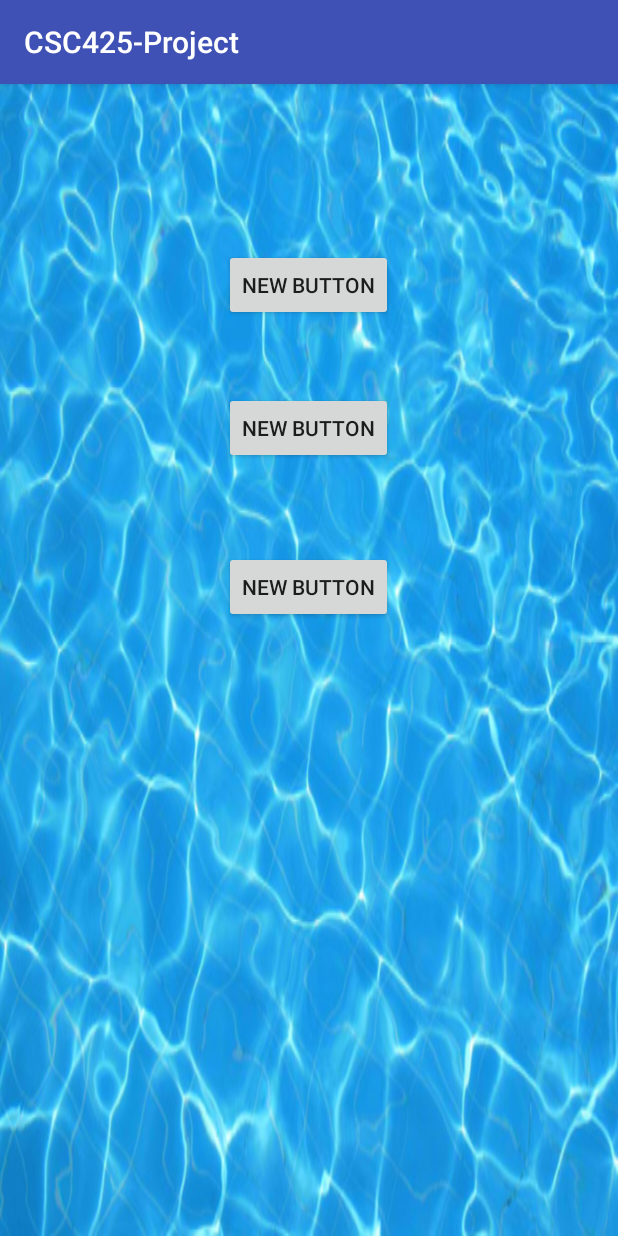
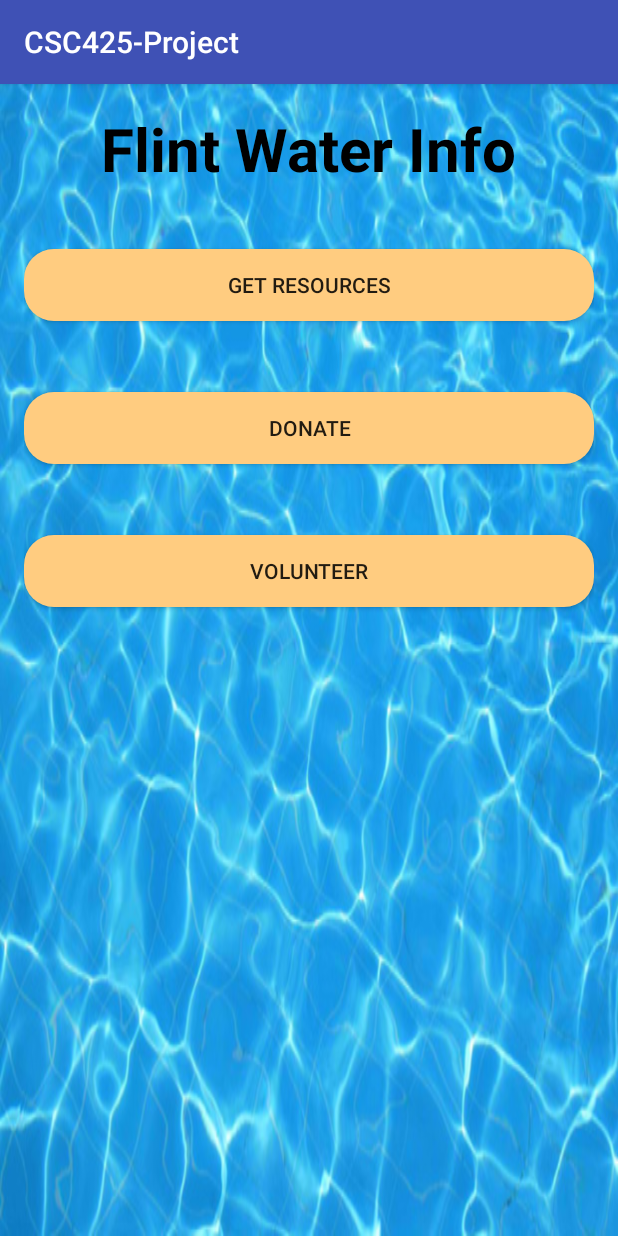
Before and after one commit to afelete/CSC425-Project, an Android app: the screen it shows after launch (MainActivity), on a phone screen of 412 x 824 dp. Run offline under Robolectric (Android 15) with nearby library versions, the phone set to English and light mode, and no system bars.

Commit message:
Design update. This definitely doesn't have to be what it looks like, just trying to do something. All of the buttons and text are assigned names/strings as we did in the homework.

```diff
--- /dev/null
+++ b/app/src/main/res/drawable/mybutton.xml
@@ -0,0 +1,7 @@
+<?xml version="1.0" encoding="utf-8"?>
+
+<shape xmlns:android="http://schemas.android.com/apk/res/android"
+    android:shape="rectangle" android:padding="10dp">
+        <solid android:color="#FFCC80"/>
+        <corners android:radius="20dp"/>
+</shape>
--- a/app/src/main/res/layout/activity_main.xml
+++ b/app/src/main/res/layout/activity_main.xml
@@ -10,32 +10,49 @@
     android:paddingTop="@dimen/activity_vertical_margin"
     tools:context="com.team1.csc425_project.MainActivity">
 
-    <Button
+    <TextView
         android:layout_width="wrap_content"
         android:layout_height="wrap_content"
-        android:text="New Button"
-        android:id="@+id/button"
+        android:textAppearance="?android:attr/textAppearanceLarge"
+        android:text="@string/headerTextView"
+        android:id="@+id/textView"
+        android:layout_alignParentTop="true"
+        android:layout_centerHorizontal="true"
+        android:textColor="#000000"
+        android:textSize="40sp"
+        android:textStyle="bold" />
+
+    <Button
+        android:id="@+id/resourceButton"
+        android:layout_width="match_parent"
+        android:layout_height="wrap_content"
         android:layout_marginTop="94dp"
         android:layout_alignParentTop="true"
-        android:layout_centerHorizontal="true" />
+        android:layout_centerHorizontal="true"
+        android:background="@drawable/mybutton"
+        android:text="@string/resourceButton" />
+
 
     <Button
-        android:layout_width="wrap_content"
+        android:layout_width="match_parent"
         android:layout_height="wrap_content"
-        android:text="New Button"
-        android:id="@+id/button2"
-        android:layout_below="@+id/button"
-        android:layout_alignLeft="@+id/button"
-        android:layout_alignStart="@+id/button"
-        android:layout_marginTop="47dp" />
+        android:text="@string/donateButton"
+        android:id="@+id/donateButton"
+        android:layout_below="@+id/resourceButton"
+        android:layout_alignLeft="@+id/resourceButton"
+        android:layout_alignStart="@+id/resourceButton"
+        android:layout_marginTop="47dp"
+        android:background="@drawable/mybutton"/>
 
     <Button
-        android:layout_width="wrap_content"
+        android:layout_width="match_parent"
         android:layout_height="wrap_content"
-        android:text="New Button"
-        android:id="@+id/button3"
-        android:layout_below="@+id/button2"
-        android:layout_alignLeft="@+id/button2"
-        android:layout_alignStart="@+id/button2"
-        android:layout_marginTop="58dp" />
+        android:text="@string/volunteerButton"
+        android:id="@+id/volunteerButton"
+        android:layout_below="@+id/donateButton"
+        android:layout_alignLeft="@+id/donateButton"
+        android:layout_alignStart="@+id/donateButton"
+        android:layout_marginTop="47dp"
+        android:background="@drawable/mybutton"/>
+
 </RelativeLayout>
--- a/app/src/main/res/values/strings.xml
+++ b/app/src/main/res/values/strings.xml
@@ -1,3 +1,7 @@
 <resources>
     <string name="app_name">CSC425-Project</string>
+    <string name="headerTextView">Flint Water Info</string>
+    <string name="volunteerButton">Volunteer</string>
+    <string name="donateButton">Donate</string>
+    <string name="resourceButton">Get Resources</string>
 </resources>
```
